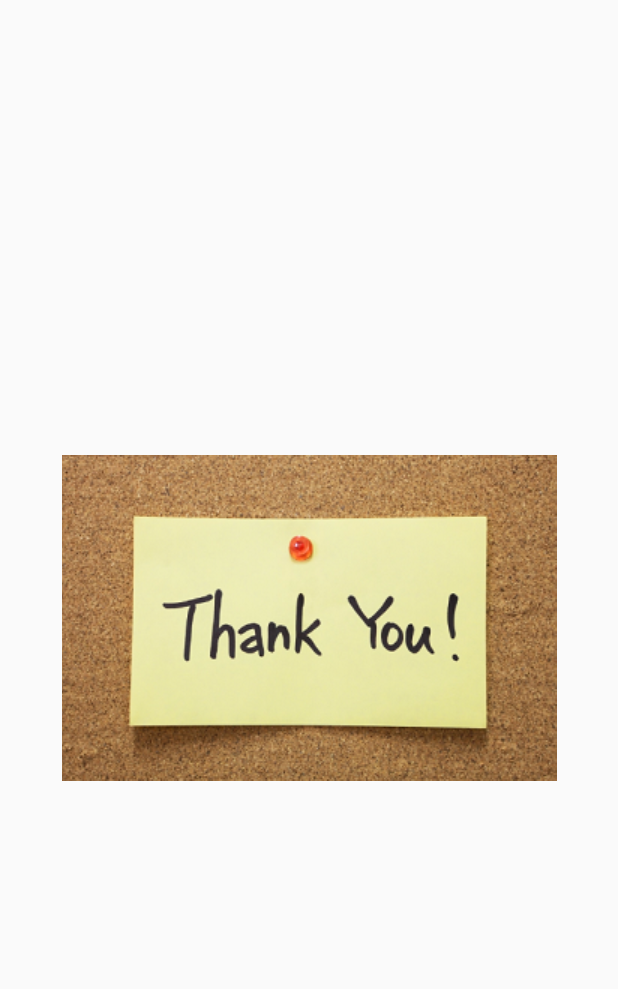
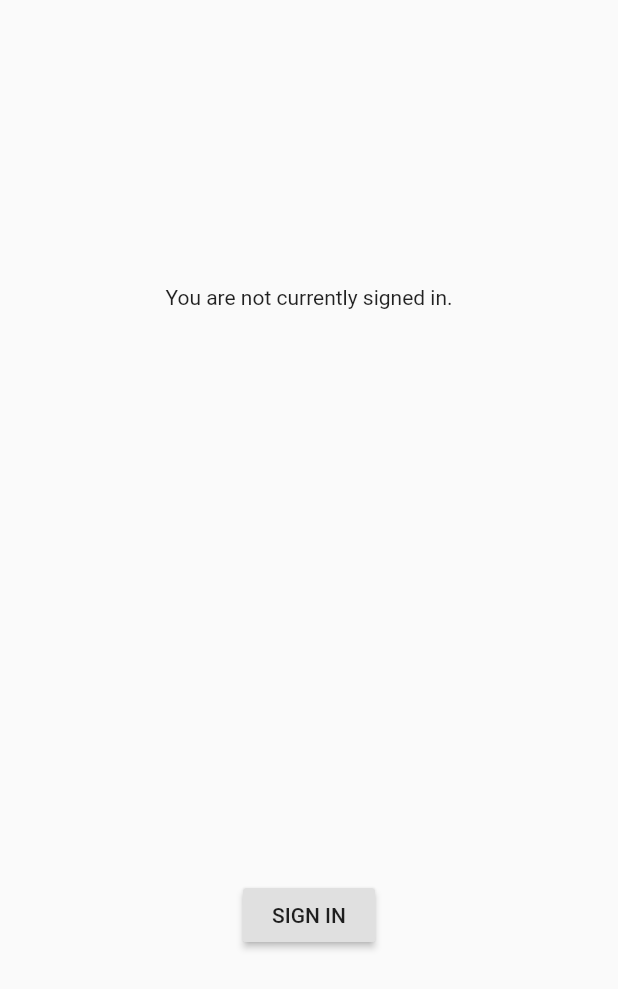
Before and after one commit to mehtaronak/flutter_app, a Flutter app: the first screen one second after launch, on a phone screen of 412 x 824 dp. Shown: the top 989 px of the screen. Run offline on Flutter 3.47's test engine with Material 2 defaults, Android fonts, the phone set to English and light mode, and no system bars; our stand-ins replace google_sign_in.

```diff
--- a/lib/main.dart
+++ b/lib/main.dart
@@ -1,7 +1,19 @@
 import 'dart:async';
+import 'dart:convert' show json;
+
 import 'package:flutter/material.dart';
 import 'package:flutter_app/thirdscreen.dart';
+import 'package:google_sign_in/google_sign_in.dart';
+import "package:http/http.dart" as http;
+
 import 'secondscreen.dart';
+
+GoogleSignIn _googleSignIn = new GoogleSignIn(
+  scopes: <String>[
+    'email',
+    'https://www.googleapis.com/auth/contacts.readonly',
+  ],
+);
 
 void main() {
   runApp(new MaterialApp(
@@ -24,6 +36,9 @@ class FirstScreen extends StatefulWidget {
 }
 
 class FirstScreenState extends State<FirstScreen> {
+  GoogleSignInAccount _currentUser;
+  String _contactText;
+
   startTime() async {
     var _duration = new Duration(seconds: 5);
     print("Hiiii");
@@ -37,15 +52,123 @@ class FirstScreenState extends State<FirstScreen> {
   @override
   void initState() {
     super.initState();
-    startTime();
+    //  startTime();
+    _googleSignIn.onCurrentUserChanged.listen((GoogleSignInAccount account) {
+      setState(() {
+        _currentUser = account;
+      });
+      if (_currentUser != null) {
+        _handleGetContact();
+      }
+    });
+    _googleSignIn.signInSilently();
+  }
+
+  Future<Null> _handleGetContact() async {
+    setState(() {
+      _contactText = "Loading contact info...";
+    });
+    final http.Response response = await http.get(
+      'https://people.googleapis.com/v1/people/me/connections'
+          '?requestMask.includeField=person.names',
+      headers: await _currentUser.authHeaders,
+    );
+    if (response.statusCode != 200) {
+      setState(() {
+        _contactText = "People API gave a ${response.statusCode} "
+            "response. Check logs for details.";
+      });
+      print('People API ${response.statusCode} response: ${response.body}');
+      return;
+    }
+    final Map<String, dynamic> data = json.decode(response.body);
+    final String namedContact = _pickFirstNamedContact(data);
+    setState(() {
+      if (namedContact != null) {
+        _contactText = "I see you know $namedContact!";
+      } else {
+        _contactText = "No contacts to display.";
+      }
+    });
+  }
+
+  String _pickFirstNamedContact(Map<String, dynamic> data) {
+    final List<dynamic> connections = data['connections'];
+    final Map<String, dynamic> contact = connections?.firstWhere(
+      (dynamic contact) => contact['names'] != null,
+      orElse: () => null,
+    );
+    if (contact != null) {
+      final Map<String, dynamic> name = contact['names'].firstWhere(
+        (dynamic name) => name['displayName'] != null,
+        orElse: () => null,
+      );
+      if (name != null) {
+        return name['displayName'];
+      }
+    }
+    return null;
+  }
+
+  Future<Null> _handleSignIn() async {
+    try {
+      await _googleSignIn.signIn();
+    } catch (error) {
+      print(error);
+    }
+  }
+
+  Future<Null> _handleSignOut() async {
+    _googleSignIn.disconnect();
+  }
+  Widget _buildBody() {
+    if (_currentUser != null) {
+      return new Column(
+        mainAxisAlignment: MainAxisAlignment.spaceAround,
+        children: <Widget>[
+          new ListTile(
+            leading: new GoogleUserCircleAvatar(
+              identity: _currentUser,
+            ),
+            title: new Text(_currentUser.displayName),
+            subtitle: new Text(_currentUser.email),
+          ),
+          const Text("Signed in successfully."),
+          new Text(_contactText),
+          new RaisedButton(
+            child: const Text('SIGN OUT'),
+            onPressed: _handleSignOut,
+          ),
+          new RaisedButton(
+            child: const Text('REFRESH'),
+            onPressed: _handleGetContact,
+          ),
+        ],
+      );
+    } else {
+      return new Column(
+        mainAxisAlignment: MainAxisAlignment.spaceAround,
+        children: <Widget>[
+          const Text("You are not currently signed in."),
+          new RaisedButton(
+            child: const Text('SIGN IN'),
+            onPressed: _handleSignIn,
+          ),
+        ],
+      );
+    }
   }
 
   @override
   Widget build(BuildContext context) {
     return new Scaffold(
-      body: new Center(
-        child: new Image.asset('images/thank_you.png'),
+      body: new ConstrainedBox(
+        constraints: const BoxConstraints.expand(),
+        child: _buildBody(),
       ),
+//      body: new Center(
+//        child: new Image.asset('images/thank_you.png'),
+//      ),
     );
   }
 }
```
Also changed, not shown: 3 other files.
